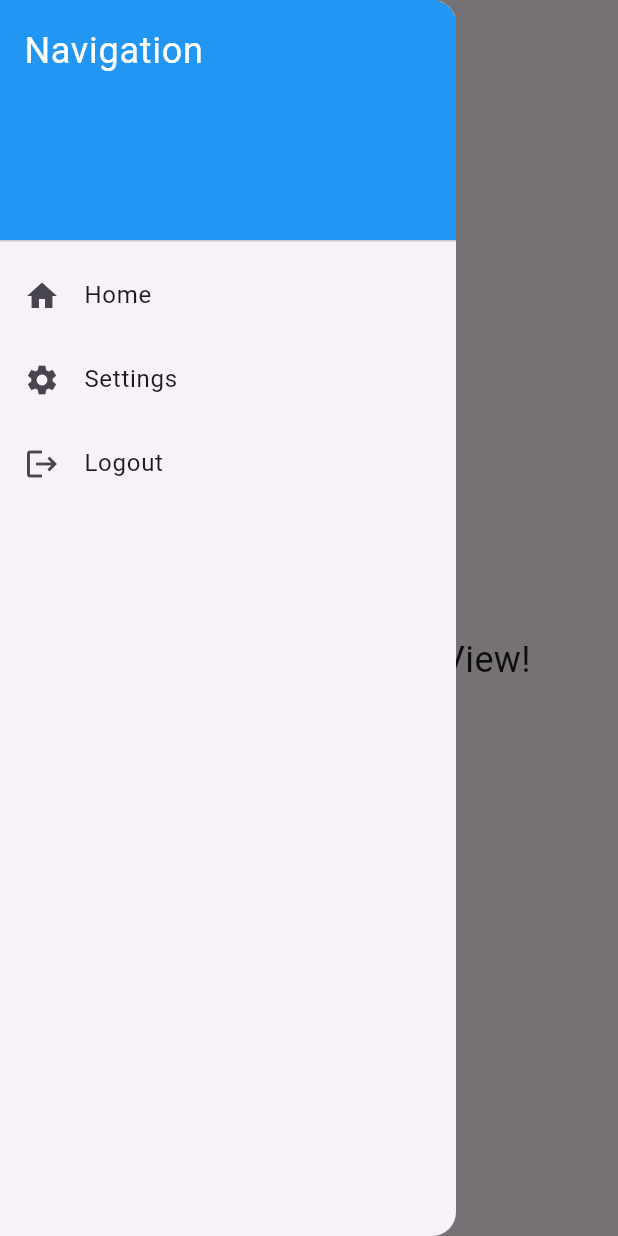
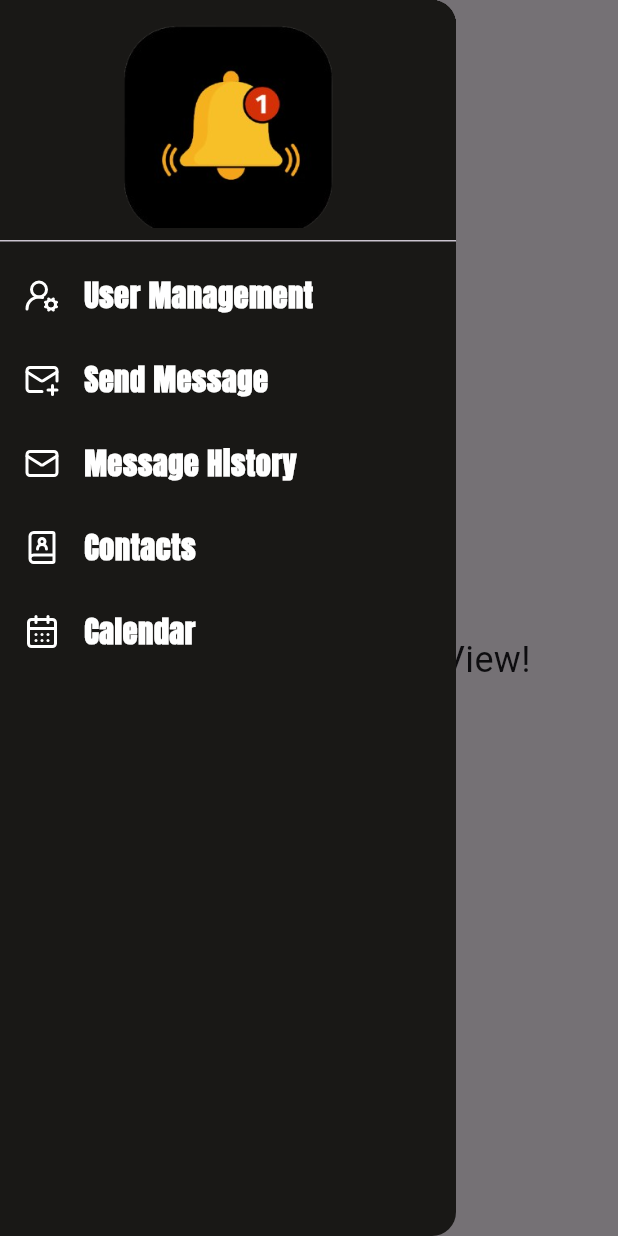
Before and after one commit to WenDEVLIFE/beans_alert, a Flutter app: the MainView screen opened directly, with the side drawer open, on a phone screen of 412 x 824 dp. Run offline on Flutter 3.47's test engine with Material 3 defaults, Android fonts, the phone set to English and light mode, and no system bars; our stand-ins replace equatable, firebase_core, flutter_bloc, flutter_svg, font_awesome_flutter; accounts and stored records are empty.

Commit message:
Added new menus on the drawer

```diff
--- a/lib/src/widget/CustomNavigationSideBar.dart
+++ b/lib/src/widget/CustomNavigationSideBar.dart
@@ -1,43 +1,138 @@
+import 'package:beans_alert/src/helpers/ColorHelpers.dart';
+import 'package:beans_alert/src/helpers/SvgHelpers.dart';
+import 'package:beans_alert/src/widget/CustomText.dart';
 import 'package:flutter/material.dart';
+import 'package:flutter_svg/svg.dart';
+
+import '../helpers/ImageHelper.dart';
 
 class CustomNavigationSideBar extends StatelessWidget {
   @override
   Widget build(BuildContext context) {
+    double screenWidth = MediaQuery.of(context).size.width;
+    double screenHeight = MediaQuery.of(context).size.height;
     return Drawer(
+      backgroundColor: ColorHelpers.primaryColor,
       child: ListView(
         padding: EdgeInsets.zero,
         children: [
           DrawerHeader(
             decoration: BoxDecoration(
-              color: Colors.blue,
+              color: ColorHelpers.primaryColor,
             ),
-            child: Text(
-              'Navigation',
-              style: TextStyle(
-                color: Colors.white,
-                fontSize: 24,
+            child: Center(
+              child:  Container(
+                width: screenWidth * 0.9,
+                height: screenHeight * 0.3,
+                decoration: BoxDecoration(
+                  image: DecorationImage(
+                    image: AssetImage(ImageHelper.logoPath),
+                    fit: BoxFit.cover,
+                  ),
+                ),
+              ),
+            )
+          ),
+          ListTile(
+            leading: SvgPicture.asset(
+              SvgHelpers.userSettings,
+              width: 24,
+              height: 24,
+              colorFilter: ColorFilter.mode(
+                Colors.white,
+                BlendMode.srcIn,
               ),
             ),
-          ),
-          ListTile(
-            leading: Icon(Icons.home),
-            title: Text('Home'),
+            title: CustomText(text: 'User Management',
+                fontFamily: 'Anton',
+                fontSize: 20,
+                color: Colors.white,
+                fontWeight: FontWeight.w700,
+                textAlign: TextAlign.left),
             onTap: () {
               Navigator.pop(context);
               // Add navigation logic here
             },
           ),
           ListTile(
-            leading: Icon(Icons.settings),
-            title: Text('Settings'),
+            leading: SvgPicture.asset(
+              SvgHelpers.addEmail,
+              width: 24,
+              height: 24,
+              colorFilter: ColorFilter.mode(
+                Colors.white,
+                BlendMode.srcIn,
+              ),
+            ),
+            title: CustomText(text: 'Send Message',
+            fontFamily: 'Anton',
+            fontSize: 20,
+            color: Colors.white,
+            fontWeight: FontWeight.w700,
+            textAlign: TextAlign.left),
             onTap: () {
               Navigator.pop(context);
               // Add navigation logic here
             },
           ),
           ListTile(
-            leading: Icon(Icons.logout),
-            title: Text('Logout'),
+            leading: SvgPicture.asset(
+              SvgHelpers.email,
+              width: 24,
+              height: 24,
+              colorFilter: ColorFilter.mode(
+                Colors.white,
+                BlendMode.srcIn,
+              ),
+            ),
+            title: CustomText(text: 'Message History',
+                fontFamily: 'Anton',
+                fontSize: 20,
+                color: Colors.white,
+                fontWeight: FontWeight.w700,
+                textAlign: TextAlign.left),
+            onTap: () {
+              Navigator.pop(context);
+              // Add logout logic here
+            },
+          ),
+          ListTile(
+            leading: SvgPicture.asset(
+              SvgHelpers.phonebook,
+              width: 24,
+              height: 24,
+              colorFilter: ColorFilter.mode(
+                Colors.white,
+                BlendMode.srcIn,
+              ),
+            ),
+            title: CustomText(text: 'Contacts',
+                fontFamily: 'Anton',
+                fontSize: 20,
+                color: Colors.white,
+                fontWeight: FontWeight.w700,
+                textAlign: TextAlign.left),
+            onTap: () {
+              Navigator.pop(context);
+              // Add logout logic here
+            },
+          ),
+          ListTile(
+            leading: SvgPicture.asset(
+              SvgHelpers.calendar,
+              width: 24,
+              height: 24,
+              colorFilter: ColorFilter.mode(
+                Colors.white,
+                BlendMode.srcIn,
+              ),
+            ),
+            title: CustomText(text: 'Calendar',
+                fontFamily: 'Anton',
+                fontSize: 20,
+                color: Colors.white,
+                fontWeight: FontWeight.w700,
+                textAlign: TextAlign.left),
             onTap: () {
               Navigator.pop(context);
               // Add logout logic here
```
